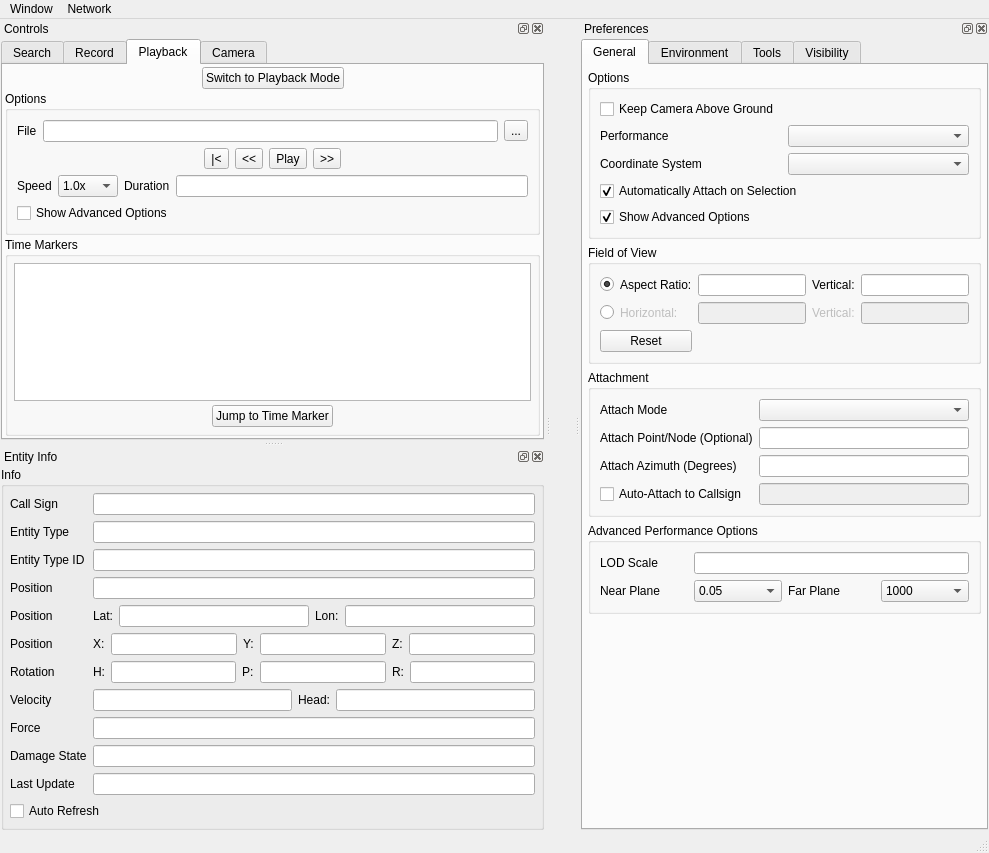
First picture: the form in source/StealthViewer/ui/MainWindowUi.ui, repository delta3d/SimulationCore, before the edit.
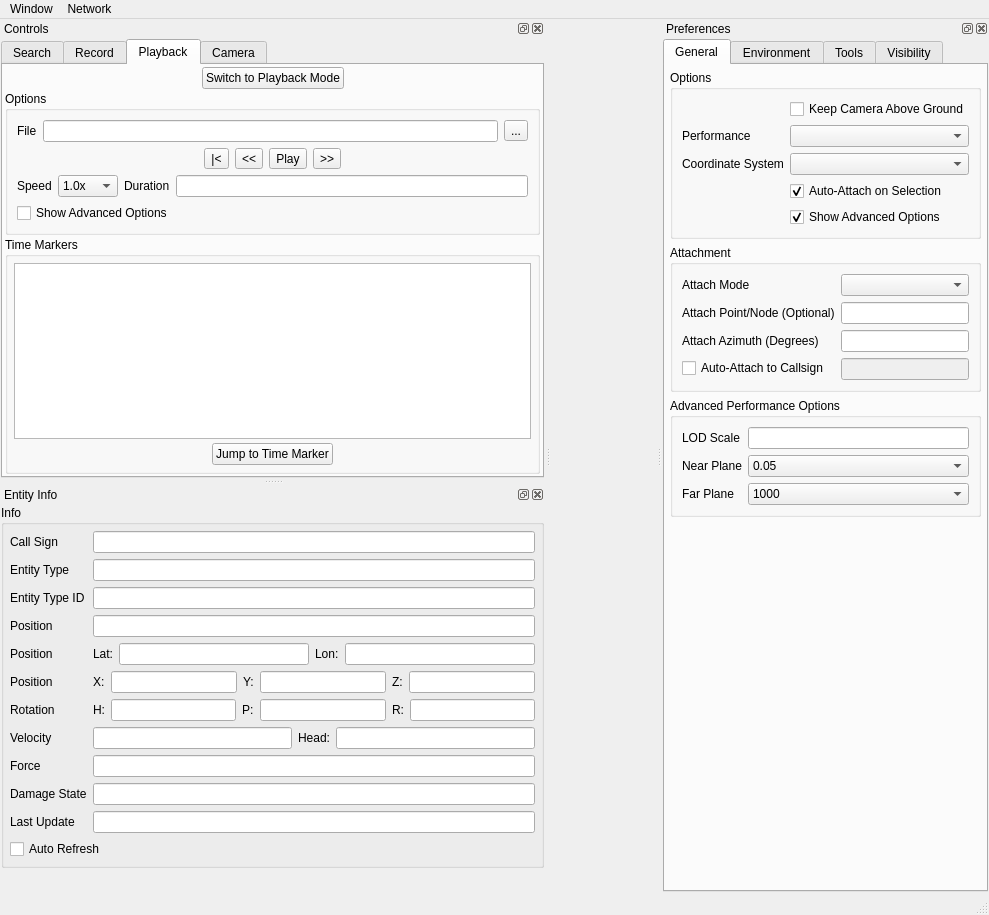
Second picture: the form after the edit. The open tabs and pages were chosen to show the change.

Commit message: Added multi-view support to the stealth viewer and modified the rendering support component and label manager to use the updated camera api.  This introduces a bug with the binoculars.  That needs to be fixed.

Diff of the .ui file:
```diff
--- a/source/StealthViewer/ui/MainWindowUi.ui
+++ b/source/StealthViewer/ui/MainWindowUi.ui
@@ -6,7 +6,7 @@
     <x>0</x>
     <y>0</y>
     <width>989</width>
-    <height>853</height>
+    <height>915</height>
    </rect>
   </property>
   <property name="windowTitle" >
@@ -104,18 +104,8 @@
            <property name="title" >
             <string>Options</string>
            </property>
-           <layout class="QGridLayout" >
-            <item row="0" column="0" colspan="2" >
-             <widget class="QCheckBox" name="mGeneralEnableCameraCollisionCheckBox" >
-              <property name="toolTip" >
-               <string>Selecting this will prevent the camera from going under the earth.</string>
-              </property>
-              <property name="text" >
-               <string>Keep Camera Above Ground</string>
-              </property>
-             </widget>
-            </item>
-            <item row="1" column="0" >
+           <layout class="QFormLayout" name="formLayout" >
+            <item row="2" column="0" >
              <widget class="QLabel" name="mGeneralPerformaceLabel" >
               <property name="sizePolicy" >
                <sizepolicy vsizetype="Preferred" hsizetype="Minimum" >
@@ -131,23 +121,7 @@
               </property>
              </widget>
             </item>
-            <item row="1" column="1" >
-             <widget class="QComboBox" name="mGeneralPerformanceComboBox" >
-              <property name="sizePolicy" >
-               <sizepolicy vsizetype="Fixed" hsizetype="Preferred" >
-                <horstretch>0</horstretch>
-                <verstretch>0</verstretch>
-               </sizepolicy>
-              </property>
-              <property name="toolTip" >
-               <string>Select one of the preset performance options of customize your own. </string>
-              </property>
-              <property name="currentIndex" >
-               <number>-1</number>
-              </property>
-             </widget>
-            </item>
-            <item row="2" column="0" >
+            <item row="3" column="0" >
              <widget class="QLabel" name="mOptionsCoordinateSystemLabel" >
               <property name="sizePolicy" >
                <sizepolicy vsizetype="Preferred" hsizetype="Minimum" >
@@ -163,7 +137,7 @@
               </property>
              </widget>
             </item>
-            <item row="2" column="1" >
+            <item row="3" column="1" >
              <widget class="QComboBox" name="mOptionsCoordinateSystemComboBox" >
               <property name="sizePolicy" >
                <sizepolicy vsizetype="Fixed" hsizetype="Preferred" >
@@ -176,20 +150,36 @@
               </property>
              </widget>
             </item>
-            <item row="3" column="0" colspan="2" >
+            <item row="2" column="1" >
+             <widget class="QComboBox" name="mGeneralPerformanceComboBox" >
+              <property name="sizePolicy" >
+               <sizepolicy vsizetype="Fixed" hsizetype="Preferred" >
+                <horstretch>0</horstretch>
+                <verstretch>0</verstretch>
+               </sizepolicy>
+              </property>
+              <property name="toolTip" >
+               <string>Select one of the preset performance options of customize your own. </string>
+              </property>
+              <property name="currentIndex" >
+               <number>-1</number>
+              </property>
+             </widget>
+            </item>
+            <item row="5" column="1" >
              <widget class="QCheckBox" name="mToolsAutoAttachOnSelectionCheckBox" >
               <property name="toolTip" >
                <string>This selects whether or not to attach to an entity from double clicking it in the search window</string>
               </property>
               <property name="text" >
-               <string>Automatically Attach on Selection</string>
+               <string>Auto-Attach on Selection</string>
               </property>
               <property name="checked" >
                <bool>true</bool>
               </property>
              </widget>
             </item>
-            <item row="4" column="0" colspan="2" >
+            <item row="6" column="1" >
              <widget class="QCheckBox" name="mGeneralShowAdvancedOptionsCheckBox" >
               <property name="text" >
                <string>Show Advanced Options</string>
@@ -199,93 +189,13 @@
               </property>
              </widget>
             </item>
-           </layout>
-          </widget>
-         </item>
-         <item>
-          <widget class="QGroupBox" name="mFieldOfViewGroup" >
-           <property name="title" >
-            <string>Field of View</string>
-           </property>
-           <layout class="QGridLayout" >
-            <item row="0" column="0" >
-             <widget class="QRadioButton" name="mFOVAspectVerticalRadio" >
-              <property name="text" >
-               <string/>
-              </property>
-              <property name="checked" >
-               <bool>true</bool>
-              </property>
-             </widget>
-            </item>
-            <item row="0" column="1" >
-             <widget class="QLabel" name="mFOVAspectRatioLabel" >
-              <property name="text" >
-               <string>Aspect Ratio:</string>
-              </property>
-             </widget>
-            </item>
-            <item row="0" column="2" >
-             <widget class="QLineEdit" name="mFOVAspectRatioText" />
-            </item>
-            <item row="0" column="3" >
-             <widget class="QLabel" name="mFOVVerticalwAspectLabel" >
-              <property name="text" >
-               <string>Vertical:</string>
-              </property>
-             </widget>
-            </item>
-            <item row="0" column="4" >
-             <widget class="QLineEdit" name="mFOVVerticalwAspectText" />
-            </item>
-            <item row="1" column="0" >
-             <widget class="QRadioButton" name="mFOVHorizontalVerticalRadio" >
-              <property name="text" >
-               <string/>
-              </property>
-              <property name="checked" >
-               <bool>false</bool>
-              </property>
-             </widget>
-            </item>
             <item row="1" column="1" >
-             <widget class="QLabel" name="mFOVHorizontalLabel" >
-              <property name="enabled" >
-               <bool>false</bool>
+             <widget class="QCheckBox" name="mGeneralEnableCameraCollisionCheckBox" >
+              <property name="toolTip" >
+               <string>Selecting this will prevent the camera from going under the earth.</string>
               </property>
               <property name="text" >
-               <string>Horizontal:</string>
-              </property>
-             </widget>
-            </item>
-            <item row="1" column="2" >
-             <widget class="QLineEdit" name="mFOVHorizontalText" >
-              <property name="enabled" >
-               <bool>false</bool>
-              </property>
-             </widget>
-            </item>
-            <item row="1" column="3" >
-             <widget class="QLabel" name="mFOVVerticalwHorizontalLabel" >
-              <property name="enabled" >
-               <bool>false</bool>
-              </property>
-              <property name="text" >
-               <string>Vertical:</string>
-              </property>
-             </widget>
-            </item>
-            <item row="1" column="4" >
-             <widget class="QLineEdit" name="mFOVVerticalwHorizontalText" >
-              <property name="enabled" >
-               <bool>false</bool>
-              </property>
-             </widget>
-            </item>
-            <item row="2" column="0" colspan="2" >
-             <widget class="QPushButton" name="mFOVResetButton" >
-              <property name="text" >
-               <string>Reset</string>
+               <string>Keep Camera Above Ground</string>
               </property>
              </widget>
             </item>
@@ -297,7 +207,7 @@
            <property name="title" >
             <string>Attachment</string>
            </property>
-           <layout class="QGridLayout" >
+           <layout class="QFormLayout" name="formLayout_2" >
             <item row="0" column="0" >
              <widget class="QLabel" name="mGeneralAttachModeLabel" >
               <property name="sizePolicy" >
@@ -314,7 +224,7 @@
               </property>
              </widget>
             </item>
-            <item row="0" column="1" colspan="2" >
+            <item row="0" column="1" >
              <widget class="QComboBox" name="mGeneralAttachModeComboBox" >
               <property name="sizePolicy" >
                <sizepolicy vsizetype="Fixed" hsizetype="Preferred" >
@@ -337,7 +247,7 @@
               </property>
              </widget>
             </item>
-            <item row="1" column="1" colspan="2" >
+            <item row="1" column="1" >
              <widget class="QLineEdit" name="mAttachNodeName" >
               <property name="toolTip" >
                <string>Name of pre-created attach point provided by the 3d model creator.  If this does not exist, it will be ignored.</string>
@@ -354,7 +264,7 @@
               </property>
              </widget>
             </item>
-            <item row="2" column="1" colspan="2" >
+            <item row="2" column="1" >
              <widget class="QLineEdit" name="mAttachAzimuth" >
               <property name="toolTip" >
                <string>Attach azimuth in degrees.  Right is positive.</string>
@@ -374,7 +284,7 @@
               </property>
              </widget>
             </item>
-            <item row="3" column="1" colspan="2" >
+            <item row="3" column="1" >
              <widget class="QLineEdit" name="mAutoAttachCallsign" >
               <property name="enabled" >
                <bool>false</bool>
@@ -389,7 +299,7 @@
            <property name="title" >
             <string>Advanced Performance Options</string>
            </property>
-           <layout class="QGridLayout" >
+           <layout class="QFormLayout" name="formLayout_3" >
             <item row="0" column="0" >
              <widget class="QLabel" name="mGeneralLODScaleLabel" >
               <property name="text" >
@@ -400,20 +310,13 @@
               </property>
              </widget>
             </item>
-            <item row="0" column="1" colspan="3" >
+            <item row="0" column="1" >
              <widget class="QLineEdit" name="mGeneralLODScaleLineEdit" >
               <property name="toolTip" >
                <string>This is the scale value for level of detail</string>
               </property>
              </widget>
             </item>
-            <item row="1" column="0" >
-             <widget class="QLabel" name="mGeneralNearClippingPlaneLabel" >
-              <property name="text" >
-               <string>Near Plane</string>
-              </property>
-             </widget>
-            </item>
             <item row="1" column="1" >
              <widget class="QComboBox" name="mGeneralNearClippingPlaneComboBox" >
               <property name="currentIndex" >
@@ -466,14 +369,7 @@
               </item>
              </widget>
             </item>
-            <item row="1" column="2" >
-             <widget class="QLabel" name="mGeneralFarClippingPlaneLabel" >
-              <property name="text" >
-               <string>Far Plane</string>
-              </property>
-             </widget>
-            </item>
-            <item row="1" column="3" >
+            <item row="2" column="1" >
              <widget class="QComboBox" name="mGeneralFarClippingPlaneComboBox" >
               <property name="currentIndex" >
                <number>0</number>
@@ -545,6 +441,20 @@
               </item>
              </widget>
             </item>
+            <item row="1" column="0" >
+             <widget class="QLabel" name="mGeneralNearClippingPlaneLabel" >
+              <property name="text" >
+               <string>Near Plane</string>
+              </property>
+             </widget>
+            </item>
+            <item row="2" column="0" >
+             <widget class="QLabel" name="mGeneralFarClippingPlaneLabel" >
+              <property name="text" >
+               <string>Far Plane</string>
+              </property>
+             </widget>
+            </item>
            </layout>
           </widget>
          </item>
@@ -1888,20 +1798,8 @@
          </property>
          <item>
           <layout class="QVBoxLayout" >
-           <property name="spacing" >
-            <number>6</number>
-           </property>
-           <property name="margin" >
-            <number>0</number>
-           </property>
            <item>
             <layout class="QHBoxLayout" >
-             <property name="spacing" >
-              <number>6</number>
-             </property>
-             <property name="margin" >
-              <number>0</number>
-             </property>
              <item>
               <spacer>
                <property name="orientation" >
@@ -2254,9 +2152,6 @@
                   <item>
                    <widget class="QWidget" native="1" name="horizontalLayout_5" >
                     <layout class="QHBoxLayout" >
-                     <property name="spacing" >
-                      <number>6</number>
-                     </property>
                      <property name="margin" >
                       <number>0</number>
                      </property>
@@ -2618,9 +2513,6 @@
            <property name="margin" >
             <number>0</number>
            </property>
-           <property name="spacing" >
-            <number>6</number>
-           </property>
            <item row="8" column="1" >
             <widget class="QLineEdit" name="mEntityInfoForceLineEdit" >
              <property name="readOnly" >
```
Left out of the diff: 305 changed lines with no effect on the pictures. The commit also changes 36 other files.
